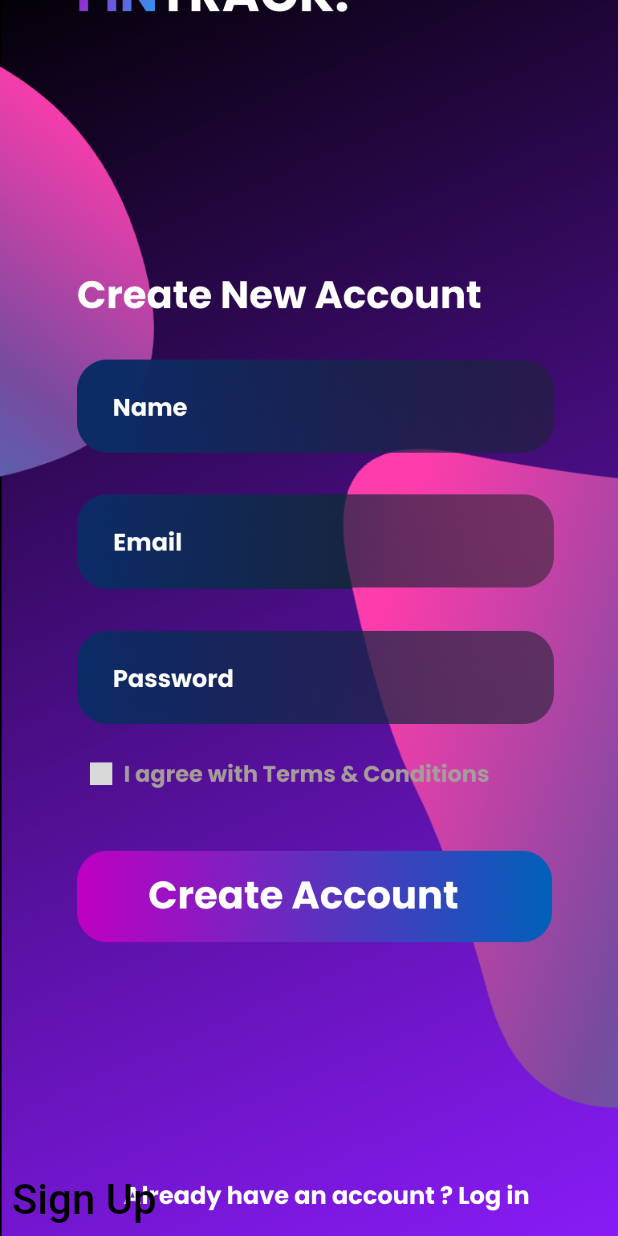
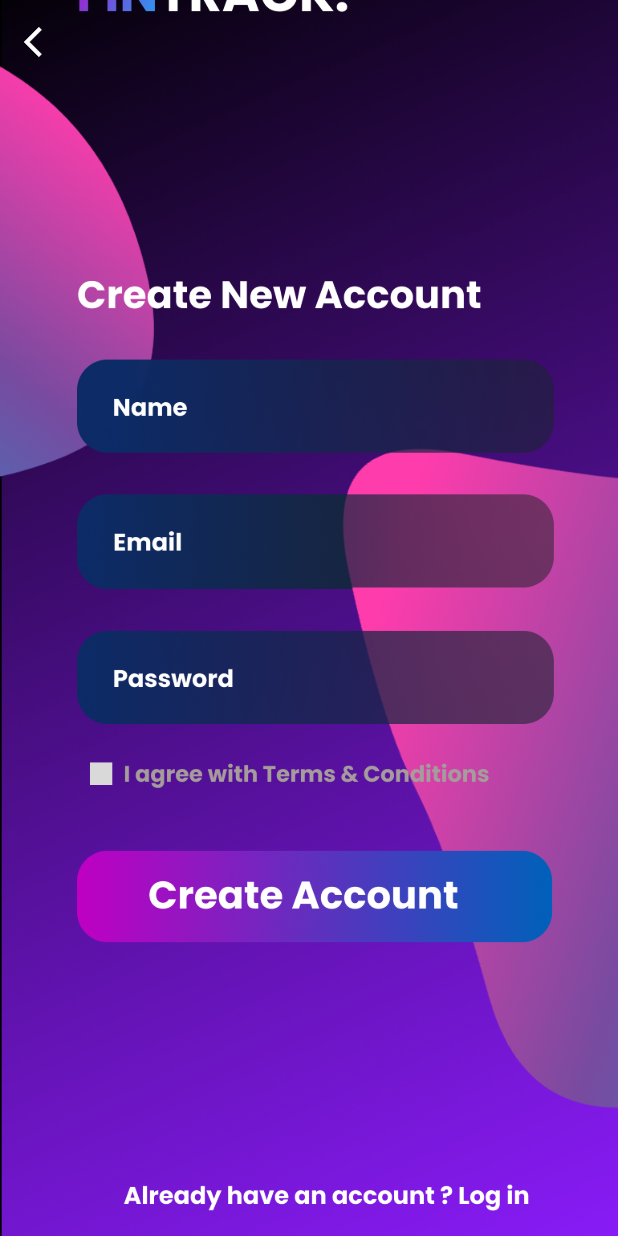
Before and after one commit to Lucky9113/Fintrack, a Flutter app: the screen it shows after launch, after a tap on "Sign Up", on a phone screen of 412 x 824 dp. Run offline on Flutter 3.47's test engine with Material 2 defaults, Android fonts, the phone set to English and light mode, and no system bars.

Commit message:
Added back button

```diff
--- a/lib/account.dart
+++ b/lib/account.dart
@@ -5,8 +5,10 @@ class sign_up extends StatelessWidget {
   Widget build(BuildContext context) {
     return MaterialApp(
       debugShowCheckedModeBanner: false,
-      title: "Signup",
       home: Scaffold(
+        appBar: AppBar(
+          backgroundColor: Colors.transparent,
+        ),
         body: Container(
           width: double.infinity,
           height: double.infinity,
--- a/lib/main.dart
+++ b/lib/main.dart
@@ -2,17 +2,21 @@ import 'package:fintrack/signup.dart';
 import 'package:flutter/material.dart';
 
 void main() {
-  runApp(MaterialApp(home: MyApp(),
+  runApp(
+    MaterialApp(
+      home: MyApp(),
+      theme: ThemeData(
+          appBarTheme: AppBarTheme(backgroundColor: Colors.transparent)),
       debugShowCheckedModeBanner: false,
-      title: "Main",));
+      title: "Main",
+    ),
+  );
 }
 
 class MyApp extends StatelessWidget {
   @override
   Widget build(BuildContext context) {
-
     return Scaffold(
-
       body: Container(
         width: double.infinity,
         height: double.infinity,
@@ -28,7 +32,8 @@ class MyApp extends StatelessWidget {
                 style: TextStyle(color: Colors.transparent, fontSize: 28),
               ),
               onPressed: () {
-                  Navigator.pushReplacement(context,
+                Navigator.push(
+                  context,
                   MaterialPageRoute(
                     builder: (context) => sign_up(),
                   ),
--- a/lib/signup.dart
+++ b/lib/signup.dart
@@ -7,6 +7,18 @@ class sign_up extends StatelessWidget {
       debugShowCheckedModeBanner: false,
       title: "Signup",
       home: Scaffold(
+        extendBodyBehindAppBar: true,
+        appBar: AppBar(
+          backgroundColor: Colors.transparent,
+          automaticallyImplyLeading: false,
+          elevation: 0,
+          leading: IconButton(
+            onPressed: () {
+              Navigator.of(context).pop();
+            },
+            icon: const Icon(Icons.arrow_back_ios),
+          ),
+        ),
         body: Container(
           width: double.infinity,
           height: double.infinity,
@@ -14,17 +26,6 @@ class sign_up extends StatelessWidget {
             image: DecorationImage(
                 image: AssetImage("images/signup.jpg"), fit: BoxFit.cover),
           ),
-          child: Align(
-            alignment: Alignment(-1, 1),
-            child: TextButton(
-                child: const Text(
-                  "Sign Up",
-                  style: TextStyle(color: Colors.black, fontSize: 28),
-                ),
-                onPressed: () {
-                  Navigator.pop(context);
-                }),
-          ),
         ),
       ),
     );
```
Also changed, not shown: lib/SetGoals.txt (deleted). Lines whose indentation alone changed are shown as unchanged.
